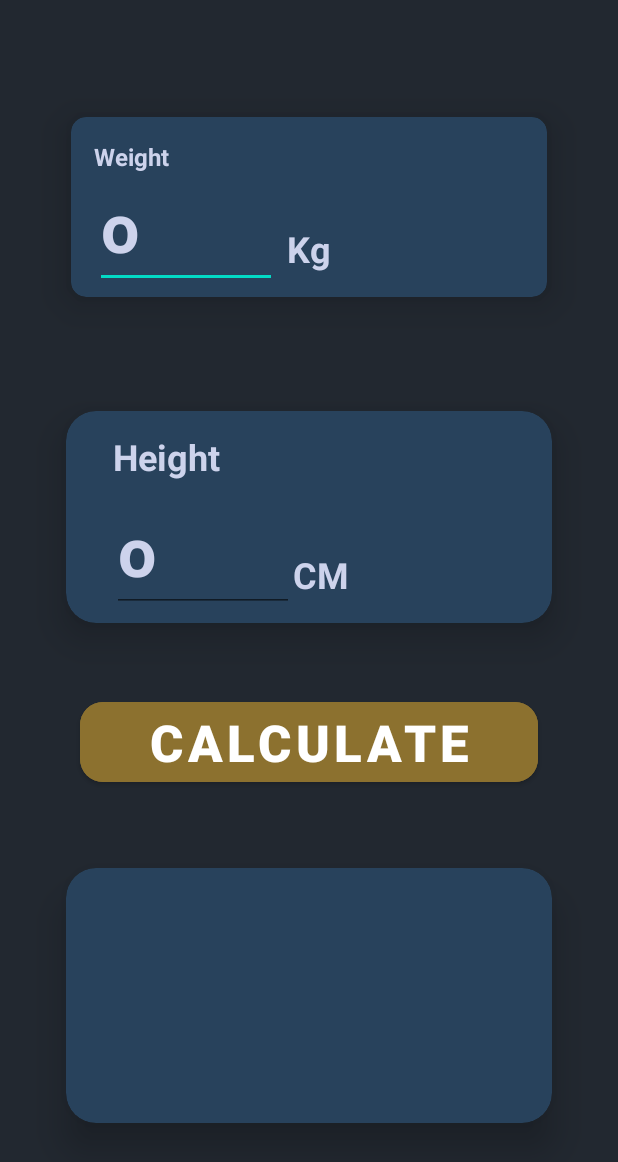
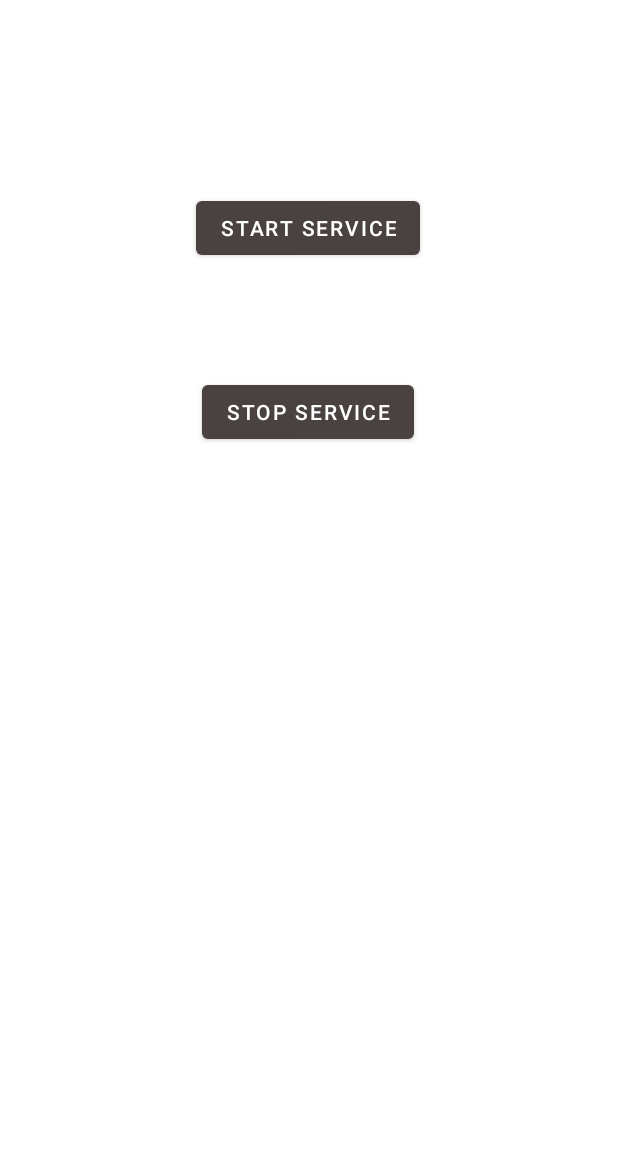
Before and after one commit to rajoanrahman100/android_dev_hands_on, an Android app: the screen it shows after launch (BmiMainActivity before the commit, ServiceMainActivity after it), on a phone screen of 412 x 824 dp. Shown: the top 1162 px of the screen. Run offline under Robolectric (Android 15) with nearby library versions, the phone set to English and light mode, and no system bars.

Commit message:
Android background service initialising with stop watch demo project

```diff
--- /dev/null
+++ b/app/src/main/java/com/example/myapplication/androidService_demo/ServiceMainActivity.kt
@@ -0,0 +1,42 @@
+package com.example.myapplication.androidService_demo
+
+import android.content.Intent
+import android.os.Bundle
+import android.util.Log
+import androidx.appcompat.app.AppCompatActivity
+import com.example.myapplication.R
+import com.example.myapplication.androidService_demo.MyBackgroundService.Companion.MARKS
+import com.example.myapplication.androidService_demo.MyBackgroundService.Companion.NAME
+import com.example.myapplication.androidService_demo.MyBackgroundService.Companion.TAG
+import com.example.myapplication.databinding.ActivityServiceMainBinding
+
+class ServiceMainActivity : AppCompatActivity() {
+
+    private lateinit var binding: ActivityServiceMainBinding
+    override fun onCreate(savedInstanceState: Bundle?) {
+        super.onCreate(savedInstanceState)
+        setContentView(R.layout.activity_service_main)
+
+        binding = ActivityServiceMainBinding.inflate(layoutInflater)
+        val view = binding.root
+        setContentView(view)
+
+        val serviceIntent = Intent(this, MyBackgroundService::class.java)
+
+        ///TODO:Sending value to service
+        serviceIntent.putExtra(MyBackgroundService.NAME,"Alex")
+        serviceIntent.putExtra(MyBackgroundService.MARKS,80)
+
+        binding.apply {
+            btnServiceStart.setOnClickListener {
+                Log.i(TAG, "Starting Service")
+                startService(serviceIntent)
+            }
+
+            btnServiceStop.setOnClickListener {
+                Log.i(TAG, "Stopping Service")
+                stopService(serviceIntent)
+            }
+        }
+    }
+}
--- /dev/null
+++ b/app/src/main/res/layout/activity_service_main.xml
@@ -0,0 +1,32 @@
+<?xml version="1.0" encoding="utf-8"?>
+<androidx.constraintlayout.widget.ConstraintLayout xmlns:android="http://schemas.android.com/apk/res/android"
+    xmlns:app="http://schemas.android.com/apk/res-auto"
+    xmlns:tools="http://schemas.android.com/tools"
+    android:layout_width="match_parent"
+    android:layout_height="match_parent"
+    tools:context=".androidService_demo.ServiceMainActivity">
+
+    <Button
+        android:id="@+id/btnServiceStart"
+        android:layout_width="wrap_content"
+        android:layout_height="wrap_content"
+        android:text="Start Service"
+        app:layout_constraintBottom_toBottomOf="parent"
+        app:layout_constraintEnd_toEndOf="parent"
+        app:layout_constraintHorizontal_bias="0.498"
+        app:layout_constraintStart_toStartOf="parent"
+        app:layout_constraintTop_toTopOf="parent"
+        app:layout_constraintVertical_bias="0.165" />
+
+    <Button
+        android:id="@+id/btnServiceStop"
+        android:layout_width="wrap_content"
+        android:layout_height="wrap_content"
+        android:text="Stop Service"
+        app:layout_constraintBottom_toBottomOf="parent"
+        app:layout_constraintEnd_toEndOf="parent"
+        app:layout_constraintHorizontal_bias="0.498"
+        app:layout_constraintStart_toStartOf="parent"
+        app:layout_constraintTop_toTopOf="parent"
+        app:layout_constraintVertical_bias="0.323" />
+</androidx.constraintlayout.widget.ConstraintLayout>
--- a/app/src/main/res/values-night/themes.xml
+++ b/app/src/main/res/values-night/themes.xml
@@ -2,8 +2,8 @@
     <!-- Base application theme. -->
     <style name="Theme.MyApplication" parent="Theme.MaterialComponents.DayNight.NoActionBar">
         <!-- Primary brand color. -->
-        <item name="colorPrimary">@color/purple_200</item>
-        <item name="colorPrimaryVariant">@color/layout_background</item>
+        <item name="colorPrimary">@color/grey2</item>
+        <item name="colorPrimaryVariant">@color/grey1</item>
         <item name="colorOnPrimary">@color/black</item>
         <!-- Secondary brand color. -->
         <item name="colorSecondary">@color/teal_200</item>
--- a/app/src/main/res/values/colors.xml
+++ b/app/src/main/res/values/colors.xml
@@ -18,4 +18,8 @@
     <color name="normal">#4CAF50</color>
     <color name="over_weight">#78374D</color>
     <color name="obese">#872721</color>
+
+    <color name="grey1">#575656</color>
+    <color name="grey2">#4A4141</color>
+
 </resources>
--- a/app/src/main/res/values/themes.xml
+++ b/app/src/main/res/values/themes.xml
@@ -2,8 +2,8 @@
     <!-- Base application theme. -->
     <style name="Theme.MyApplication" parent="Theme.MaterialComponents.DayNight.NoActionBar">
         <!-- Primary brand color. -->
-        <item name="colorPrimary">@color/purple_500</item>
-        <item name="colorPrimaryVariant">@color/layout_background</item>
+        <item name="colorPrimary">@color/grey2</item>
+        <item name="colorPrimaryVariant">@color/grey1</item>
         <item name="colorOnPrimary">@color/white</item>
         <!-- Secondary brand color. -->
         <item name="colorSecondary">@color/teal_200</item>
```
Also changed, not shown: app/src/main/AndroidManifest.xml (+20 -0 lines), app/src/main/java/com/example/myapplication/androidService_demo/MyBackgroundService.kt (added, +36 -0 lines), app/src/main/java/com/example/myapplication/androidService_stopWatch_demo/StopWatchMainActivity.kt (added, +48 -0 lines), app/src/main/java/com/example/myapplication/androidService_stopWatch_demo/StopWatchService.kt (added, +29 -0 lines), app/src/main/res/layout/activity_stop_watch_main.xml (added, +50 -0 lines).
